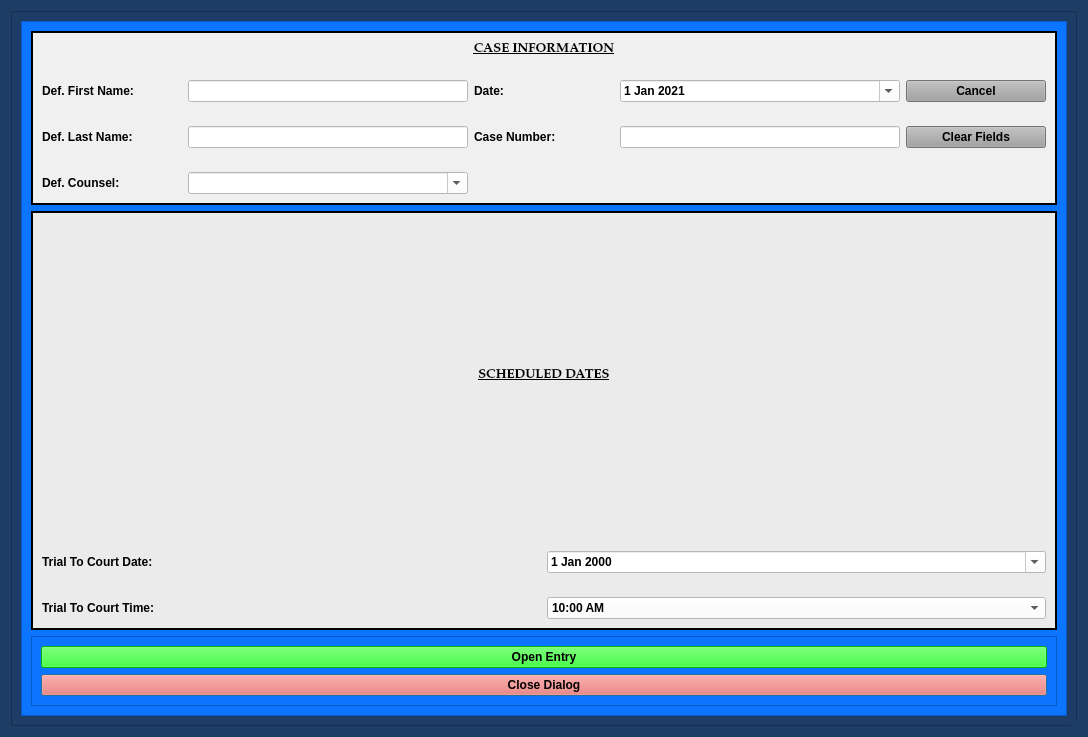
Before: the Qt Designer form package/views/ui/TrialToCourtHearingDialog.ui in HunterProgram22/MuniEntry, drawn with Qt 5.
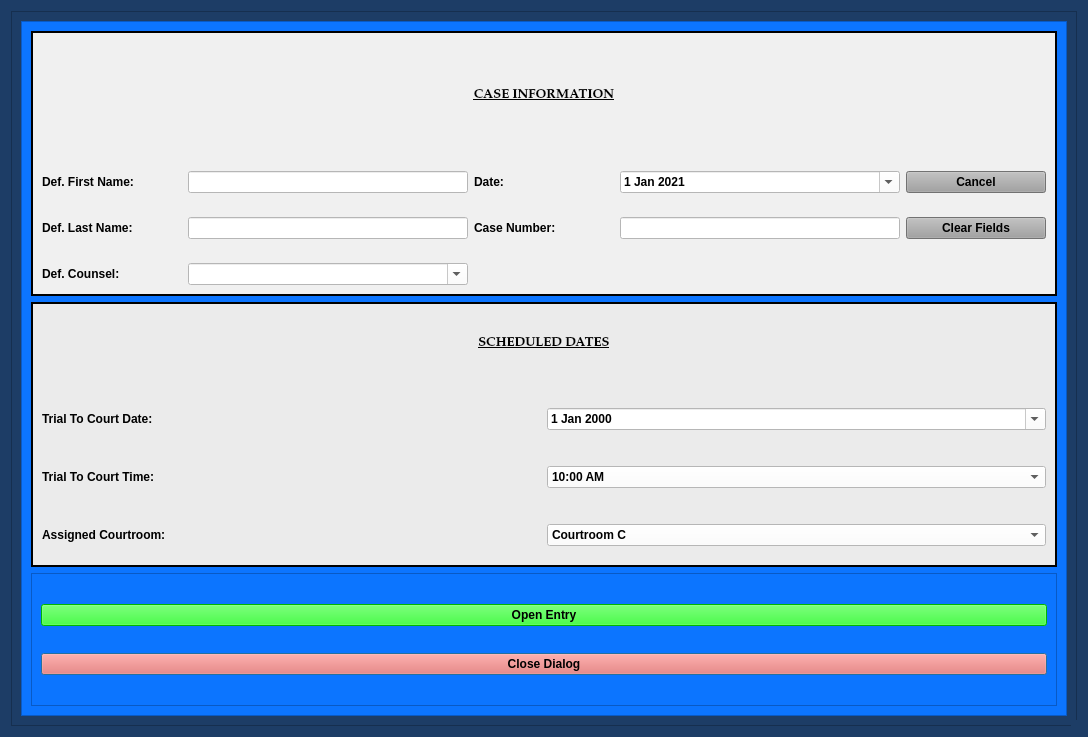
After: the same form once the commit is applied. Custom widgets are drawn as their Qt base class.

Commit message: Added assigned courtroom to trial to court.

What changed in the file:
```diff
--- a/package/views/ui/TrialToCourtHearingDialog.ui
+++ b/package/views/ui/TrialToCourtHearingDialog.ui
@@ -181,49 +181,7 @@
            <height>697</height>
           </rect>
          </property>
-         <layout class="QGridLayout" name="gridLayout_2">
-          <item row="2" column="0">
-           <widget class="QFrame" name="frame_8">
-            <property name="styleSheet">
-             <string notr="true">background-color: rgb(12, 117, 255);</string>
-            </property>
-            <property name="frameShape">
-             <enum>QFrame::StyledPanel</enum>
-            </property>
-            <property name="frameShadow">
-             <enum>QFrame::Raised</enum>
-            </property>
-            <layout class="QGridLayout" name="gridLayout_10">
-             <item row="2" column="0">
-              <widget class="QPushButton" name="close_dialog_Button">
-               <property name="styleSheet">
-                <string notr="true">background-color: rgb(255, 96, 82);
-font: 75 11pt &quot;Palatino Linotype&quot;;
-font-weight: bold;</string>
-               </property>
-               <property name="text">
-                <string>Close Dialog</string>
-               </property>
-              </widget>
-             </item>
-             <item row="0" column="0">
-              <widget class="QPushButton" name="create_entry_Button">
-               <property name="styleSheet">
-                <string notr="true">background-color: rgb(0, 255, 0);
-font: 75 11pt &quot;Palatino Linotype&quot;;
-font-weight: bold;</string>
-               </property>
-               <property name="text">
-                <string>Open Entry</string>
-               </property>
-               <property name="autoDefault">
-                <bool>false</bool>
-               </property>
-              </widget>
-             </item>
-            </layout>
-           </widget>
-          </item>
+         <layout class="QGridLayout" name="gridLayout_2" rowstretch="2,2,1">
           <item row="1" column="0">
            <widget class="QFrame" name="frame_5">
             <property name="styleSheet">
@@ -240,27 +198,28 @@
             </property>
             <layout class="QGridLayout" name="gridLayout_6">
              <item row="0" column="0">
-              <layout class="QGridLayout" name="gridLayout_3" rowstretch="1,0,0">
+              <layout class="QGridLayout" name="gridLayout_3">
+               <property name="bottomMargin">
+                <number>10</number>
+               </property>
                <property name="verticalSpacing">
-                <number>24</number>
+                <number>36</number>
                </property>
-               <item row="0" column="0" colspan="2">
-                <widget class="QLabel" name="label_5">
-                 <property name="font">
-                  <font>
-                   <family>Palatino Linotype</family>
-                   <pointsize>10</pointsize>
-                   <weight>75</weight>
-                   <italic>false</italic>
-                   <bold>true</bold>
-                   <underline>true</underline>
-                  </font>
-                 </property>
+               <item row="1" column="0">
+                <widget class="QLabel" name="label_4">
                  <property name="text">
-                  <string>SCHEDULED DATES</string>
+                  <string>Trial To Court Date:</string>
                  </property>
-                 <property name="alignment">
-                  <set>Qt::AlignCenter</set>
+                </widget>
+               </item>
+               <item row="1" column="1">
+                <widget class="NoScrollDateEdit" name="trial_dateEdit">
+                 <property name="styleSheet">
+                  <string notr="true">color: rgb(0, 0, 0);
+background-color: rgb(255, 255, 255);</string>
+                 </property>
+                 <property name="calendarPopup">
+                  <bool>true</bool>
                  </property>
                 </widget>
                </item>
@@ -323,21 +282,52 @@
                  </item>
                 </widget>
                </item>
-               <item row="1" column="0">
-                <widget class="QLabel" name="label_4">
+               <item row="3" column="0">
+                <widget class="QLabel" name="label_8">
                  <property name="text">
-                  <string>Trial To Court Date:</string>
+                  <string>Assigned Courtroom:</string>
                  </property>
                 </widget>
                </item>
-               <item row="1" column="1">
-                <widget class="NoScrollDateEdit" name="trial_dateEdit">
+               <item row="3" column="1">
+                <widget class="NoScrollComboBox" name="courtroom_box">
                  <property name="styleSheet">
-                  <string notr="true">color: rgb(0, 0, 0);
-background-color: rgb(255, 255, 255);</string>
+                  <string notr="true">background-color: rgb(255, 255, 255);</string>
                  </property>
-                 <property name="calendarPopup">
-                  <bool>true</bool>
+                 <item>
+                  <property name="text">
+                   <string>Courtroom C</string>
+                  </property>
+                 </item>
+                 <item>
+                  <property name="text">
+                   <string>Courtroom B</string>
+                  </property>
+                 </item>
+                 <item>
+                  <property name="text">
+                   <string>Courtroom A</string>
+                  </property>
+                 </item>
+                </widget>
+               </item>
+               <item row="0" column="0" colspan="2">
+                <widget class="QLabel" name="label_5">
+                 <property name="font">
+                  <font>
+                   <family>Palatino Linotype</family>
+                   <pointsize>10</pointsize>
+                   <weight>75</weight>
+                   <italic>false</italic>
+                   <bold>true</bold>
+                   <underline>true</underline>
+                  </font>
+                 </property>
+                 <property name="text">
+                  <string>SCHEDULED DATES</string>
+                 </property>
+                 <property name="alignment">
+                  <set>Qt::AlignCenter</set>
                  </property>
                 </widget>
                </item>
@@ -526,6 +516,48 @@
             </layout>
            </widget>
           </item>
+          <item row="2" column="0">
+           <widget class="QFrame" name="frame_8">
+            <property name="styleSheet">
+             <string notr="true">background-color: rgb(12, 117, 255);</string>
+            </property>
+            <property name="frameShape">
+             <enum>QFrame::StyledPanel</enum>
+            </property>
+            <property name="frameShadow">
+             <enum>QFrame::Raised</enum>
+            </property>
+            <layout class="QGridLayout" name="gridLayout_10">
+             <item row="0" column="0">
+              <widget class="QPushButton" name="create_entry_Button">
+               <property name="styleSheet">
+                <string notr="true">background-color: rgb(0, 255, 0);
+font: 75 11pt &quot;Palatino Linotype&quot;;
+font-weight: bold;</string>
+               </property>
+               <property name="text">
+                <string>Open Entry</string>
+               </property>
+               <property name="autoDefault">
+                <bool>false</bool>
+               </property>
+              </widget>
+             </item>
+             <item row="2" column="0">
+              <widget class="QPushButton" name="close_dialog_Button">
+               <property name="styleSheet">
+                <string notr="true">background-color: rgb(255, 96, 82);
+font: 75 11pt &quot;Palatino Linotype&quot;;
+font-weight: bold;</string>
+               </property>
+               <property name="text">
+                <string>Close Dialog</string>
+               </property>
+              </widget>
+             </item>
+            </layout>
+           </widget>
+          </item>
          </layout>
         </widget>
        </widget>
```
The commit also changes 8 other files.
